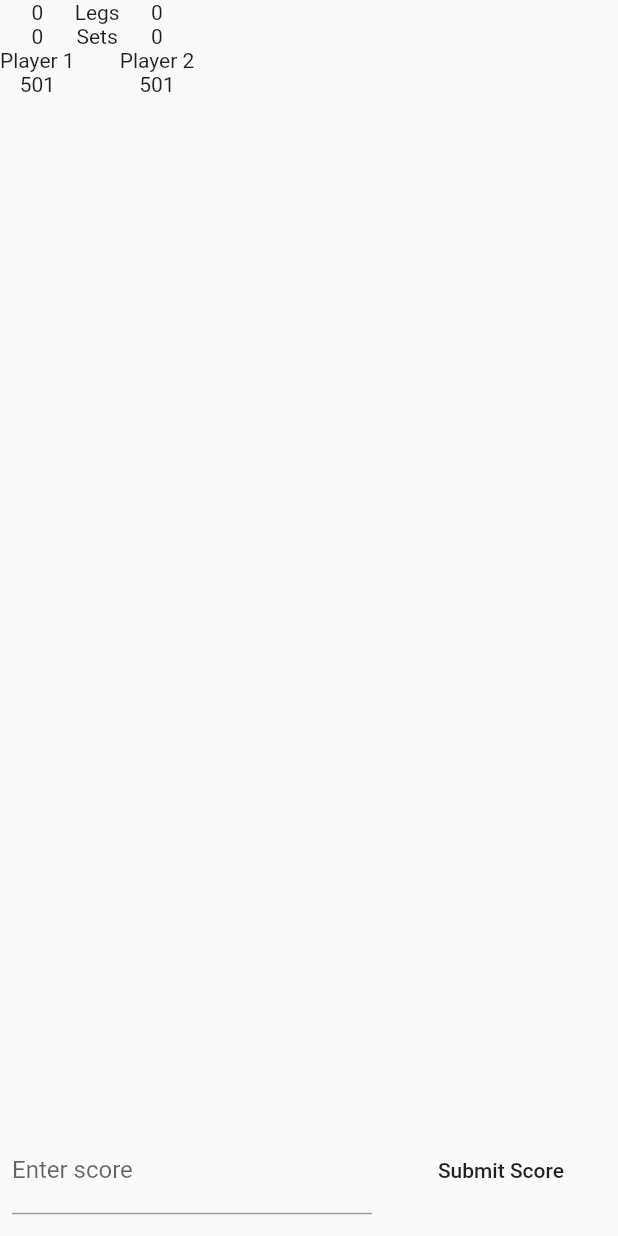
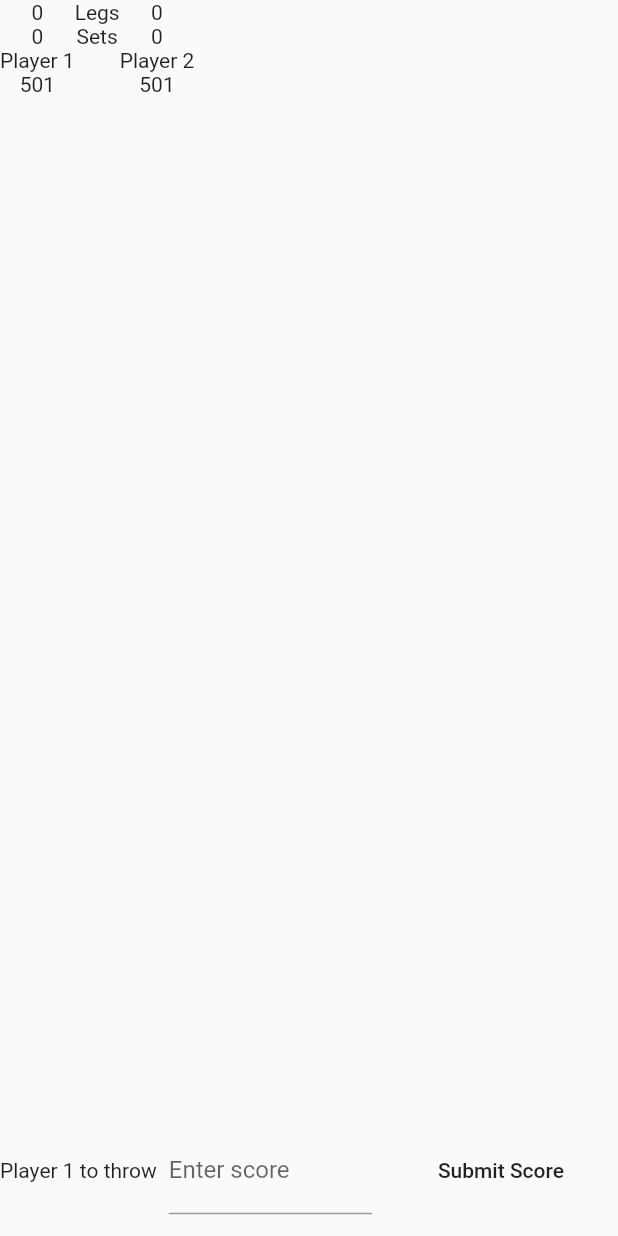
Before and after one commit to waspyfaeleith/flutter_dart_scorer, a Flutter app: the screen it shows after launch, after a tap on "Start Match", on a phone screen of 412 x 824 dp. Run offline on Flutter 3.47's test engine with Material 2 defaults, Android fonts, the phone set to English and light mode, and no system bars.

Commit message:
now updates player score

```diff
--- a/lib/game_screen.dart
+++ b/lib/game_screen.dart
@@ -17,19 +17,48 @@ class GameScreen extends StatefulWidget {
 class _GameScreenState extends State<GameScreen> {
 
   late Match match;
+  late String player1NameText = "";
+  late String player2NameText = "";
+  late String player1SetsWonText = "";
+  late String player2SetsWonText = "";
+  late String player1LegsWonText = "";
+  late String player2LegsWonText = "";
+  late String player1CurrentScoreText = "";
+  late String player2CurrentScoreText = "";
+  late String messageText = "";
+
+
   final controller =  TextEditingController();
 
   void initState() {
     match = widget.match;
+    updateTextFields();
     //match.play();
   }
 
+  void updateTextFields() {
+    setState(() {
+      player1SetsWonText = "${match.game.player1.setsWon}";
+      player1LegsWonText = "${match.game.player1.legsWon}";
+      player1CurrentScoreText = "${match.game.player1.currentScore}";
+
+      player2SetsWonText = "${match.game.player2.setsWon}";
+      player2LegsWonText = "${match.game.player2.legsWon}";
+      player2CurrentScoreText = "${match.game.player2.currentScore}";
+
+      messageText = match.message;
+    });
+
+
+  }
   void throwDarts(int score) {
+    controller.clear();
+    if (!match.matchWon())
+    {
+      match.processScore(score);
+    }
     setState(() {
-      if (!match.matchWon())
-      {
-        match.processScore(score);
-      }
+      updateTextFields();
     });
 
   }
@@ -47,10 +76,10 @@ class _GameScreenState extends State<GameScreen> {
                   children: [
                     Column(
                       children: [
-                        Text('${match.players[0].legsWon}'),
-                        Text('${match.players[0].setsWon}'),
-                        Text('${match.players[0].name}'),
-                        Text('${match.players[0].currentScore}')
+                        Text(player1SetsWonText),
+                        Text(player1SetsWonText),
+                        Text('${match.game.player1.name}'),
+                        Text(player1CurrentScoreText),
                       ],
                     ),
                     Column(
@@ -61,16 +90,17 @@ class _GameScreenState extends State<GameScreen> {
                     ),
                     Column(
                       children: [
-                        Text('${match.players[1].legsWon}'),
-                        Text('${match.players[1].setsWon}'),
-                        Text('${match.players[1].name}'),
-                        Text('${match.players[1].currentScore}')
+                        Text(player2SetsWonText),
+                        Text(player2SetsWonText),
+                        Text('${match.game.player2.name}'),
+                        Text(player2CurrentScoreText),
                       ],)
                   ],
                 ),
               ),
               Row(
                 children: [
+                  Text(match.message),
                   Expanded(
                     child: Padding(
                       padding: const EdgeInsets.all(8.0),
--- a/lib/logic/Match.dart
+++ b/lib/logic/Match.dart
@@ -25,7 +25,7 @@ class Match {
 
     this._setThrower = player1;
     this._legThrower = player1;
-    this._message = "${this._legThrower} to throw";
+    this._message = "${this._legThrower.name} to throw";
   }
 
 
@@ -119,7 +119,6 @@ class Match {
   }
 
   void play() {
-
     while (matchWon() == false) {
       playLeg();
       legWon();
@@ -143,19 +142,17 @@ class Match {
 
   void processScore(int score)
   {
-    if (matchWon())
+    if (!matchWon())
     {
       if (!this._game.isWon())
       {
         this.turn(this._game.thrower, score);
-        //this.game.changeThrower();
         if (game.isWon())
         {
           legWon();
         }
         else
         {
-          //this.game.changeThrower();
           if (this._game.thrower.isOnAFinish())
           {
             this._message = "${this._game.thrower.name}, you require ${this._game.thrower.currentScore}";
--- a/lib/logic/Player.dart
+++ b/lib/logic/Player.dart
@@ -43,7 +43,7 @@ class Player {
 
   bool isBust(Throw t)
   {
-    if ((t.score > this._currentScore) || ((this._currentScore - t.score) == 1)) {
+    if ((!isOnAFinish() && t.score == this._currentScore) || (t.score > this._currentScore) || ((this._currentScore - t.score) == 1)) {
       return true;
     }
     return false;
```
